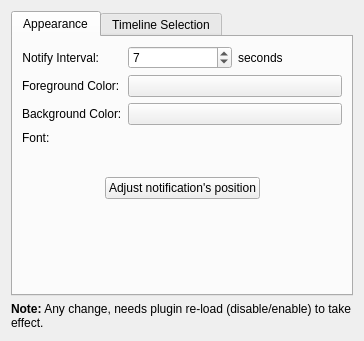
Before: the Qt Designer form plugins/betternotify/notifyprefs.ui in KDE/choqok, drawn with Qt 5.
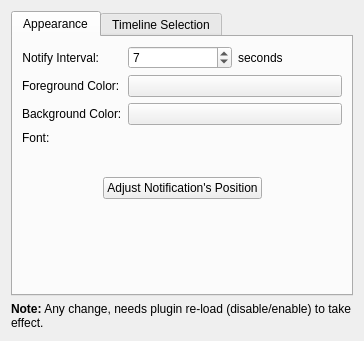
After: the same form once the commit is applied. Custom widgets are drawn as their Qt base class.

Diff of the .ui file:
```diff
--- a/plugins/betternotify/notifyprefs.ui
+++ b/plugins/betternotify/notifyprefs.ui
@@ -120,7 +120,7 @@
          <item>
           <widget class="KPushButton" name="adjustPosition">
            <property name="text">
-            <string>Adjust notification's position</string>
+            <string>Adjust Notification's Position</string>
            </property>
           </widget>
          </item>
```
